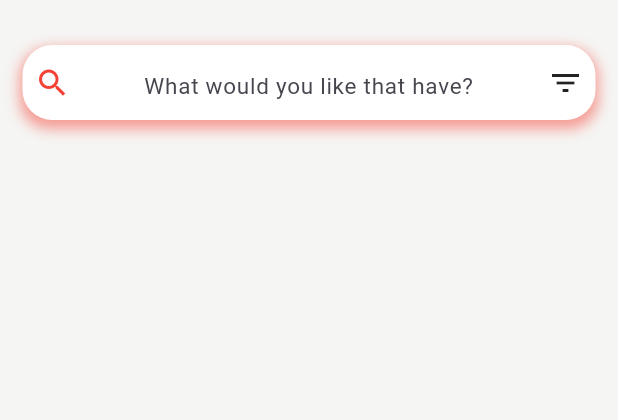
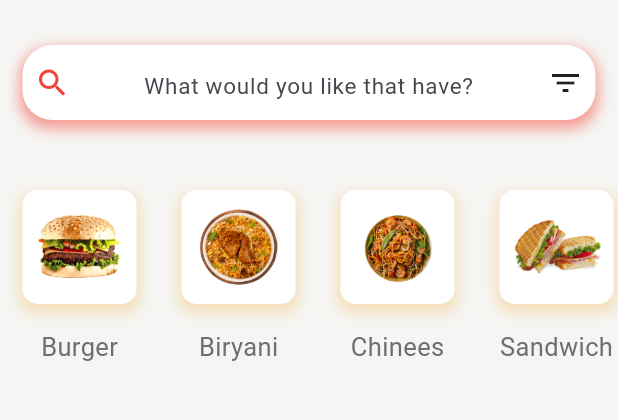
Before and after one commit to DevByShahzaib/Food-App-UI, a Flutter app: the screen it shows after launch, on a phone screen of 412 x 824 dp, the part 84-504 px from its top. Run offline on Flutter 3.47's test engine with Material 3 defaults, Android fonts, the phone set to English and light mode, and no system bars.

Commit message:
Completed TopMenu of foods

```diff
--- /dev/null
+++ b/lib/dishesList.dart
@@ -0,0 +1,42 @@
+import 'package:flutter/material.dart';
+
+class Dishes {
+  static List<Map<String, String>> dish = [
+    {
+      'name': 'Burger',
+      'imgUrl': 'assets/images/burger.png',
+    },
+    {
+      'name': 'Biryani',
+      'imgUrl': 'assets/images/biryani.png',
+    },
+    {
+      'name': 'Chinees',
+      'imgUrl': 'assets/images/chinees.png',
+    },
+    {
+      'name': 'Sandwich',
+      'imgUrl': 'assets/images/sandwich.png',
+    },
+    {
+      'name': 'Pizza',
+      'imgUrl': 'assets/images/pizza.png',
+    },
+    {
+      'name': 'Cake',
+      'imgUrl': 'assets/images/cake.png',
+    },
+    {
+      'name': "Roll",
+      'imgUrl': 'assets/images/roll.png',
+    },
+    {
+      'name': 'Pasta',
+      'imgUrl': 'assets/images/pasta.png',
+    },
+    {
+      'name': 'Ice Cream',
+      'imgUrl': 'assets/images/icecream.png',
+    }
+  ];
+}
--- a/lib/home_page.dart
+++ b/lib/home_page.dart
@@ -2,6 +2,7 @@ import 'package:flutter/material.dart';
 import 'package:food_ui_app/appbar.dart';
 import 'package:food_ui_app/constants.dart';
 import 'package:food_ui_app/search.dart';
+import 'package:food_ui_app/top_menu.dart';
 
 class HomePage extends StatefulWidget {
   const HomePage({super.key});
@@ -25,6 +26,10 @@ class _HomePageState extends State<HomePage> {
               height: 20,
             ),
             Search(),
+            SizedBox(
+              height: 5,
+            ),
+            TopMenu(),
           ],
         ),
       ),
--- /dev/null
+++ b/lib/top_menu.dart
@@ -0,0 +1,71 @@
+import 'package:flutter/material.dart';
+import 'package:food_ui_app/constants.dart';
+import 'package:food_ui_app/dishesList.dart';
+
+class TopMenu extends StatelessWidget {
+  List<Map<String, String>> menu = Dishes.dish;
+  TopMenu({super.key});
+
+  @override
+  Widget build(BuildContext context) {
+    return Container(
+      height: 180,
+      child: ListView.builder(
+          scrollDirection: Axis.horizontal,
+          itemCount: menu.length,
+          itemBuilder: (context, index) {
+            return Padding(
+              padding: EdgeInsets.symmetric(horizontal: 15, vertical: 15),
+              child: TopMenuTitles(
+                name: menu[index]['name']!,
+                imgUrl: menu[index]['imgUrl']!,
+              ),
+            );
+          }),
+    );
+  }
+}
+
+class TopMenuTitles extends StatefulWidget {
+  TopMenuTitles({required this.name, required this.imgUrl});
+
+  final String name;
+  final String imgUrl;
+  @override
+  State<TopMenuTitles> createState() => _TopMenuTitlesState();
+}
+
+class _TopMenuTitlesState extends State<TopMenuTitles> {
+  @override
+  Widget build(BuildContext context) {
+    return Column(
+      mainAxisAlignment: MainAxisAlignment.spaceEvenly,
+      children: [
+        Container(
+          padding: EdgeInsets.all(8),
+          decoration: iconDecoration
+              .copyWith(borderRadius: BorderRadius.circular(10), boxShadow: [
+            BoxShadow(
+                color: Color.fromARGB(148, 244, 171, 54).withOpacity(0.3),
+                blurRadius: 7,
+                spreadRadius: 2,
+                offset: Offset(0, 4))
+          ]),
+          child: Image.asset(
+            widget.imgUrl,
+            width: 60,
+            height: 60,
+          ),
+        ),
+        Text(
+          widget.name,
+          style: TextStyle(
+            color: Color(0xFF6E6E71),
+            fontWeight: FontWeight.w400,
+            fontSize: 17,
+          ),
+        )
+      ],
+    );
+  }
+}
--- a/pubspec.yaml
+++ b/pubspec.yaml
@@ -59,9 +59,9 @@ flutter:
   uses-material-design: true
 
   # To add assets to your application, add an assets section, like this:
-  # assets:
-  #   - images/a_dot_burr.jpeg
-  #   - images/a_dot_ham.jpeg
+  assets:
+    - assets/images/
+
 
   # An image asset can refer to one or more resolution-specific "variants", see
   # https://flutter.dev/assets-and-images/#resolution-aware
```
Also changed, not shown: assets/images/biryani.png (added), assets/images/burger.png (added), assets/images/chinees.png (added), assets/images/icecream.png (added), assets/images/pasta.png (added), assets/images/pizza.png (added), assets/images/roll.png (added), assets/images/sandwich.png (added), 1 other file.
